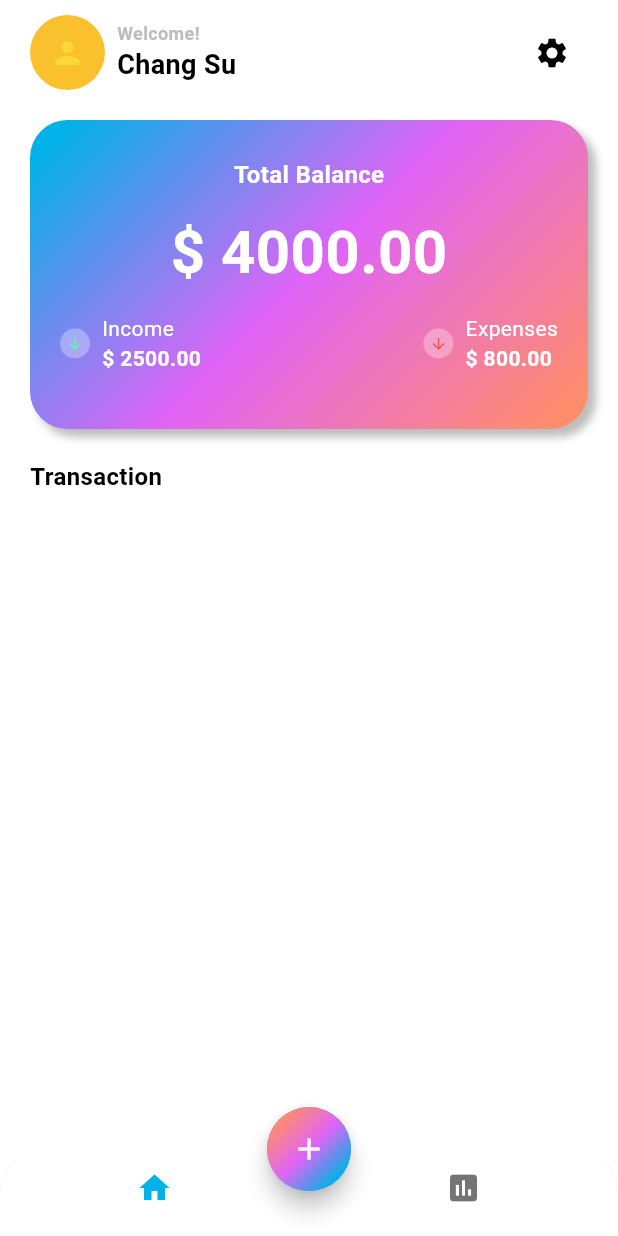
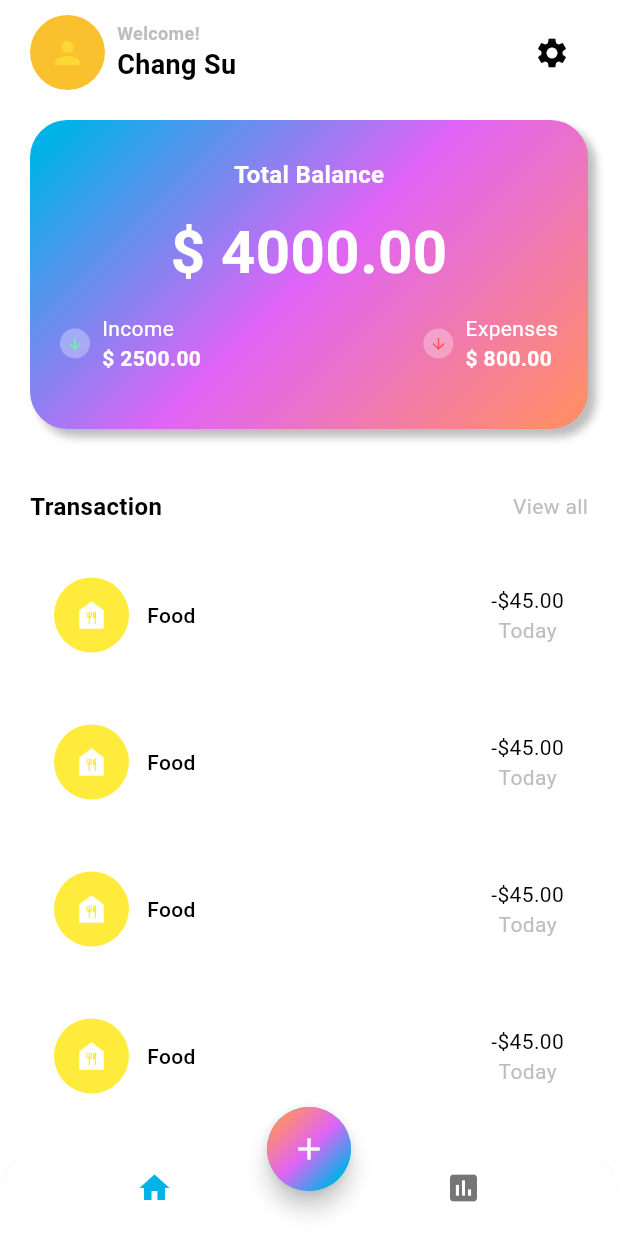
Before and after one commit to scs0209/expense-tracker, a Flutter app: the screen it shows after launch, on a phone screen of 412 x 824 dp. Run offline on Flutter 3.47's test engine with Material 3 defaults, Android fonts, the phone set to English and light mode, and no system bars.

Commit message:
style: 거래 목록 보기 위젯 추가
- 거래 항목을 보여주는 ListView를 추가하여 거래 내역 표시하는 위젯
  스타일 완성

```diff
--- a/lib/screens/home/views/main_screen.dart
+++ b/lib/screens/home/views/main_screen.dart
@@ -211,10 +211,9 @@ class MainScreen extends StatelessWidget {
                 ],
               ),
             ),
-            const SizedBox(
-              height: 20,
-            ),
+            const SizedBox(height: 40),
             Row(
+              mainAxisAlignment: MainAxisAlignment.spaceBetween,
               children: [
                 Text(
                   'Transaction',
@@ -224,7 +223,99 @@ class MainScreen extends StatelessWidget {
                     fontWeight: FontWeight.bold,
                   ),
                 ),
+                GestureDetector(
+                  onTap: () {},
+                  child: Text(
+                    'View all',
+                    style: TextStyle(
+                      fontSize: 14,
+                      color: Theme.of(context).colorScheme.outline,
+                      fontWeight: FontWeight.w400,
+                    ),
+                  ),
+                ),
               ],
+            ),
+            const SizedBox(height: 20),
+            Expanded(
+              child: ListView.builder(
+                itemCount: 6,
+                itemBuilder: (context, int i) {
+                  return Padding(
+                    padding: const EdgeInsets.only(bottom: 16.0),
+                    child: Container(
+                      decoration: BoxDecoration(
+                          color: Colors.white,
+                          borderRadius: BorderRadius.circular(12)),
+                      child: Padding(
+                        padding: const EdgeInsets.all(16.0),
+                        child: Row(
+                          mainAxisAlignment: MainAxisAlignment.spaceBetween,
+                          children: [
+                            Row(
+                              children: [
+                                Stack(
+                                  alignment: Alignment.center,
+                                  children: [
+                                    Container(
+                                      width: 50,
+                                      height: 50,
+                                      decoration: const BoxDecoration(
+                                        color: Colors.yellow,
+                                        shape: BoxShape.circle,
+                                      ),
+                                    ),
+                                    const Icon(
+                                      Icons.food_bank,
+                                      color: Colors.white,
+                                    )
+                                  ],
+                                ),
+                                SizedBox(
+                                  width: 12,
+                                ),
+                                Text(
+                                  'Food',
+                                  style: TextStyle(
+                                    fontSize: 14,
+                                    color: Theme.of(context)
+                                        .colorScheme
+                                        .onBackground,
+                                    fontWeight: FontWeight.w500,
+                                  ),
+                                ),
+                              ],
+                            ),
+                            Column(
+                              children: [
+                                Text(
+                                  '-\$45.00',
+                                  style: TextStyle(
+                                    fontSize: 14,
+                                    color: Theme.of(context)
+                                        .colorScheme
+                                        .onBackground,
+                                    fontWeight: FontWeight.w400,
+                                  ),
+                                ),
+                                Text(
+                                  'Today',
+                                  style: TextStyle(
+                                    fontSize: 14,
+                                    color:
+                                        Theme.of(context).colorScheme.outline,
+                                    fontWeight: FontWeight.w400,
+                                  ),
+                                ),
+                              ],
+                            )
+                          ],
+                        ),
+                      ),
+                    ),
+                  );
+                },
+              ),
             )
           ],
         ),
```
Also changed, not shown: lib/data/data.dart (added).
